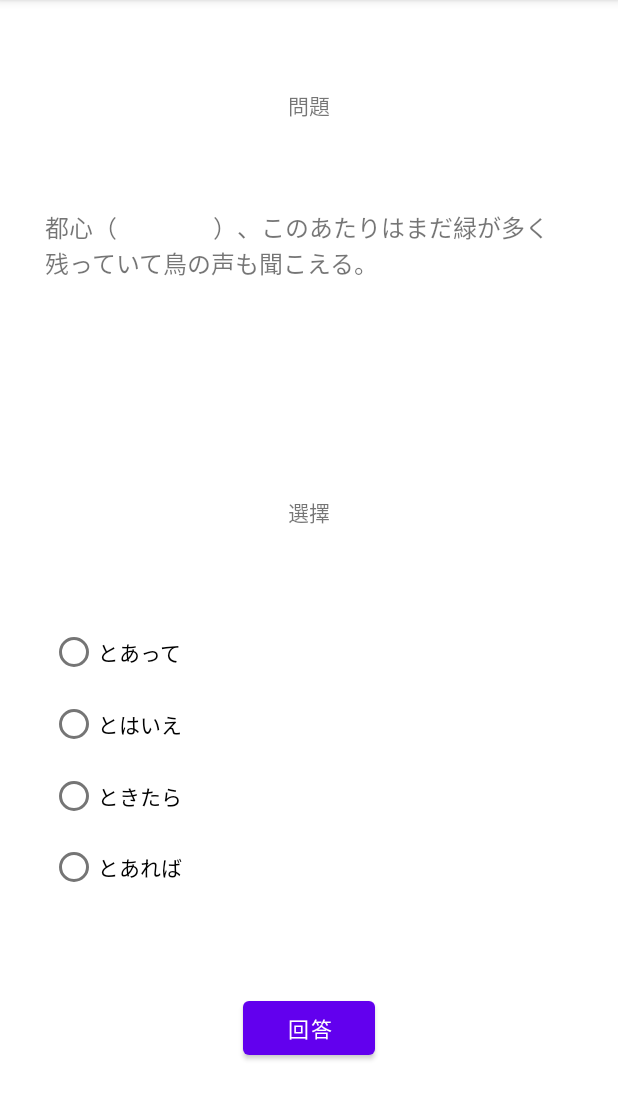
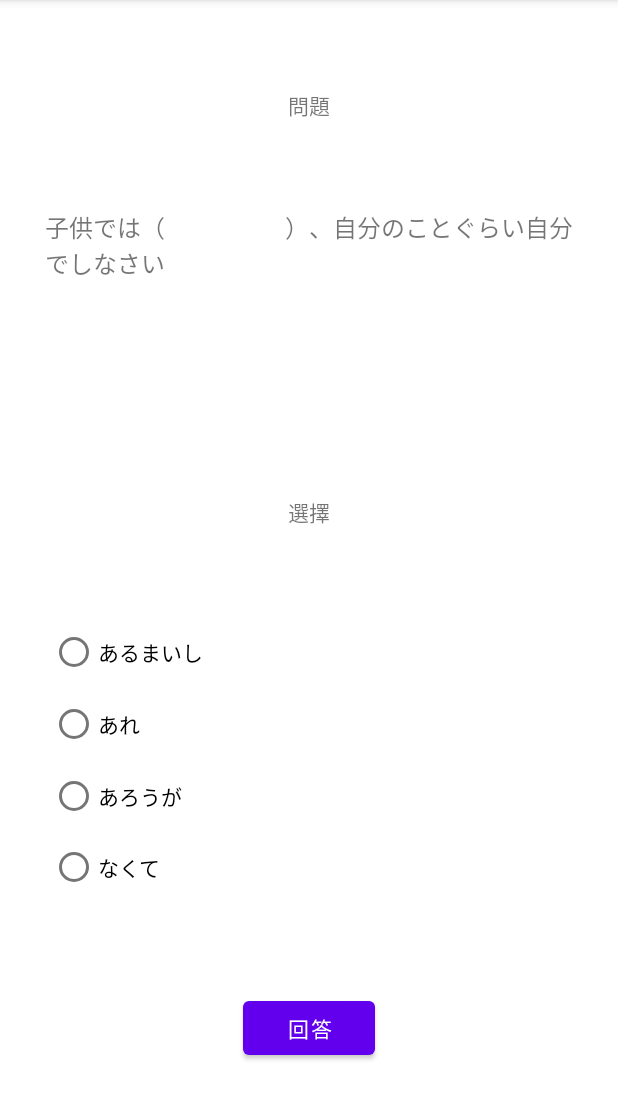
Before and after one commit to neojou/AndroidApp, an Android app: the screen it shows after launch (MainActivity), on a phone screen of 412 x 824 dp, the part 84-1204 px from its top. Run offline under Robolectric (Android 15) with nearby library versions, the phone set to English and light mode, and no system bars.

Commit message:
JLPT Trainer v0.03
- new class Question

Signed-off-by: neojou <neojou@gmail.com>

```diff
--- a/JLPTtrainer/app/src/main/java/com/nj/jlpttrainer/MainActivity.java
+++ b/JLPTtrainer/app/src/main/java/com/nj/jlpttrainer/MainActivity.java
@@ -4,11 +4,37 @@ import androidx.appcompat.app.AppCompatActivity;
 
 import android.os.Bundle;
 
+import android.widget.*;
+
 public class MainActivity extends AppCompatActivity {
+    Question q;
+    TextView question_content;
 
     @Override
     protected void onCreate(Bundle savedInstanceState) {
         super.onCreate(savedInstanceState);
         setContentView(R.layout.activity_main);
+
+        q = new Question();
+        q.generate_question();
+        set_question_to_view(q);
+    }
+
+    private void set_question_to_view(Question q) {
+        question_content = (TextView)findViewById(R.id.question_content);
+        question_content.setText(q.question);
+
+        Button choice1 = (Button)findViewById(R.id.answer1);
+        choice1.setText(q.answers[1]);
+
+        Button choice2 = (Button)findViewById(R.id.answer2);
+        choice2.setText(q.answers[2]);
+
+        Button choice3 = (Button)findViewById(R.id.answer3);
+        choice3.setText(q.answers[3]);
+
+        Button choice4 = (Button)findViewById(R.id.answer4);
+        choice4.setText(q.answers[4]);
+
     }
 }
--- /dev/null
+++ b/JLPTtrainer/app/src/main/java/com/nj/jlpttrainer/Question.java
@@ -0,0 +1,35 @@
+package com.nj.jlpttrainer;
+
+public class Question {
+    String question;
+    String[] answers;
+    int right_choice;
+    int choice;
+
+    public Question() {
+        answers = new String[5];
+    }
+
+    /*
+    public void generate_question() {
+        question = "都心（　　　　）、このあたりはまだ緑が多く残っていて鳥の声も聞こえる。";
+        answers[1] = "とあって";
+        answers[2] = "とはいえ";
+        answers[3] = "ときたら";
+        answers[4] = "とあれば";
+        right_choice = 2;
+        choice = 0;
+    }
+     */
+
+    public void generate_question() {
+        question = "子供では（　　　　　）、自分のことぐらい自分でしなさい";
+        answers[1] = "あるまいし";
+        answers[2] = "あれ";
+        answers[3] = "あろうが";
+        answers[4] = "なくて";
+        right_choice = 1;
+        choice = 0;
+    }
+
+};
--- a/JLPTtrainer/app/src/main/res/layout/activity_main.xml
+++ b/JLPTtrainer/app/src/main/res/layout/activity_main.xml
@@ -20,7 +20,6 @@
         android:id="@+id/question_content"
         android:layout_width="352dp"
         android:layout_height="132dp"
-        android:text="@string/question_content"
         android:textSize="16sp"
         app:layout_constraintEnd_toEndOf="parent"
         app:layout_constraintStart_toStartOf="parent"
@@ -50,26 +49,24 @@
             android:id="@+id/answer1"
             android:layout_width="match_parent"
             android:layout_height="wrap_content"
-            android:text="@string/answer1"
             android:textAlignment="viewStart" />
 
         <RadioButton
             android:id="@+id/answer2"
             android:layout_width="match_parent"
             android:layout_height="wrap_content"
-            android:text="@string/answer2" />
+            />
 
         <RadioButton
             android:id="@+id/answer3"
             android:layout_width="match_parent"
             android:layout_height="wrap_content"
-            android:text="@string/answer3" />
+            />
 
         <RadioButton
             android:id="@+id/answer4"
             android:layout_width="match_parent"
-            android:layout_height="wrap_content"
-            android:text="@string/answer4" />
+            android:layout_height="wrap_content" />
     </RadioGroup>
 
     <Button
--- a/JLPTtrainer/app/src/main/res/values/strings.xml
+++ b/JLPTtrainer/app/src/main/res/values/strings.xml
@@ -1,11 +1,6 @@
 <resources>
     <string name="app_name">JLPT trainer</string>
     <string name="question_title">問題</string>
-    <string name="question_content">都心（　　　　）、このあたりはまだ緑が多く残っていて鳥の声も聞こえる。</string>
     <string name="choice_title">選擇</string>
     <string name="button_answer">回答</string>
-    <string name="answer1">とあって</string>
-    <string name="answer2">とはいえ</string>
-    <string name="answer3">ときたら</string>
-    <string name="answer4">とあれば</string>
 </resources>
```
